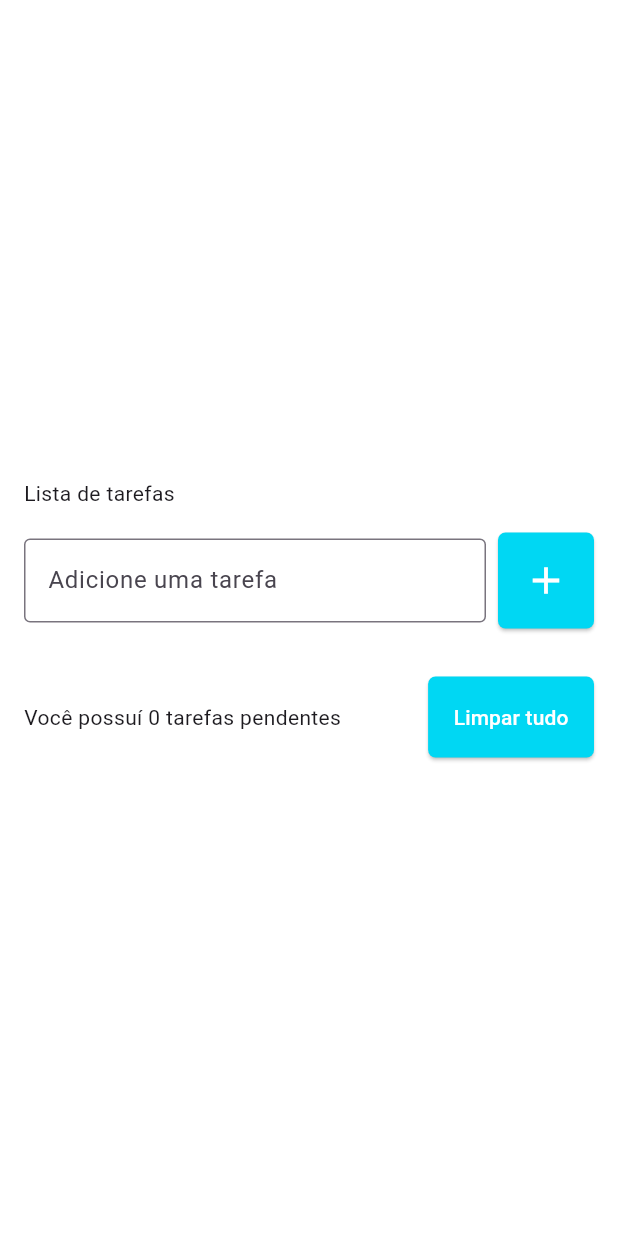
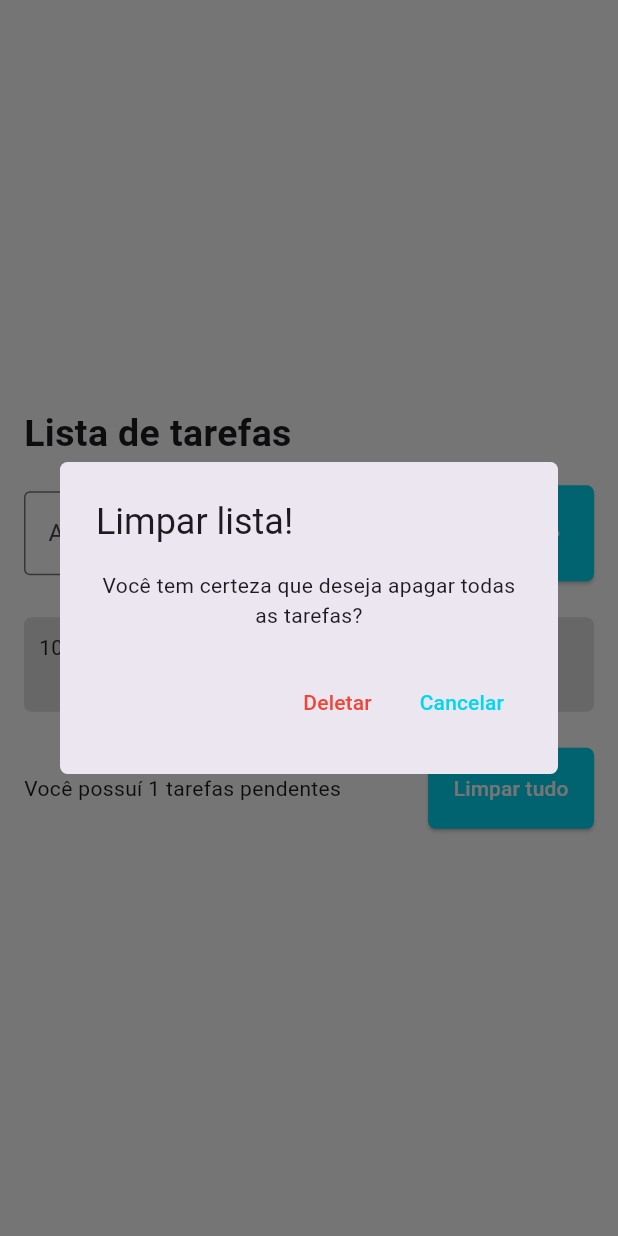
Before and after one commit to LFPires1993/Flutter.TodoList, a Flutter app: the screen it shows after launch, after a tap on the "add" icon, after a tap on "Limpar tudo", on a phone screen of 412 x 824 dp. Run offline on Flutter 3.47's test engine with Material 3 defaults, Android fonts, the phone set to English and light mode, and no system bars; drawn by our look-alikes of flutter_slidable; our stand-ins replace shared_preferences.

Commit message:
Set local storage

```diff
--- a/lib/models/todo.dart
+++ b/lib/models/todo.dart
@@ -1,5 +1,17 @@
 class Todo {
   Todo({required this.title, required this.dateTime});
+
+  Todo.fromJson(Map<String, dynamic> json) :
+    title = json['title'],
+    dateTime = DateTime.parse(json['dateTime']);
+
   String title;
   DateTime dateTime;
+
+  Map<String, dynamic> toJson() {
+    return {
+      "title": title,
+      "dateTime": dateTime.toIso8601String()
+    };
+  }
 }
--- a/lib/pages/home.dart
+++ b/lib/pages/home.dart
@@ -1,9 +1,8 @@
-import 'package:flutter/cupertino.dart';
 import 'package:flutter/material.dart';
-import 'package:flutter/widgets.dart';
-import 'package:flutter_slidable/flutter_slidable.dart';
 import 'package:todo_list/models/todo.dart';
+import 'package:todo_list/repositories/todo_repository.dart';
 import 'package:todo_list/widgets/todo_list_item.dart';
+
 
 class HomePage extends StatefulWidget {
   const HomePage({super.key});
@@ -13,13 +12,27 @@ class HomePage extends StatefulWidget {
 }
 
 class _HomePageState extends State<HomePage> {
+  final TodoRepository _todoRepository = TodoRepository();
+
+  final Color _primaryColor = const Color(0xff00d7f3);
   final TextEditingController _todoController = TextEditingController();
   final List<Todo> _todos = [];
-  final _buttonsStyle = ElevatedButton.styleFrom(
-    backgroundColor: const Color(0xff00d7f3),
-    padding: const EdgeInsets.all(17),
-    shape: RoundedRectangleBorder(borderRadius: BorderRadius.circular(5)),
-  );
+  final RoundedRectangleBorder _defaultShape =
+      RoundedRectangleBorder(borderRadius: BorderRadius.circular(5));
+
+  _buttonsStyle({Color? backgroundColor}) => ElevatedButton.styleFrom(
+        backgroundColor: backgroundColor ?? _primaryColor,
+        padding: const EdgeInsets.all(17),
+        shape: _defaultShape,
+      );
+
+  @override
+  void initState() {
+    super.initState();
+    _todoRepository.getTodos().then((value) => setState(() {
+      _todos.addAll(value);
+    }));
+  }
 
   @override
   Widget build(BuildContext context) {
@@ -36,6 +49,7 @@ class _HomePageState extends State<HomePage> {
                   alignment: Alignment.bottomLeft,
                   child: Text(
                     'Lista de tarefas',
+                    style: TextStyle(fontWeight: FontWeight.w600, fontSize: 25),
                   ),
                 ),
                 const SizedBox(height: 16),
@@ -54,7 +68,7 @@ class _HomePageState extends State<HomePage> {
                     const SizedBox(width: 8),
                     ElevatedButton(
                       onPressed: addTask,
-                      style: _buttonsStyle,
+                      style: _buttonsStyle(),
                       child: const Icon(
                         Icons.add,
                         size: 30,
@@ -68,8 +82,8 @@ class _HomePageState extends State<HomePage> {
                   child: ListView(
                     shrinkWrap: true,
                     children: [
-                      for(Todo todo in _todos)
-                        TodoListItem(todo: todo)
+                      for (Todo todo in _todos.reversed)
+                        TodoListItem(todo: todo, onDelete: onDelete),
                     ],
                   ),
                 ),
@@ -82,8 +96,8 @@ class _HomePageState extends State<HomePage> {
                       ),
                     ),
                     ElevatedButton(
-                      onPressed: clearList,
-                      style: _buttonsStyle,
+                      onPressed: showDeleteModal,
+                      style: _buttonsStyle(),
                       child: const Text(
                         'Limpar tudo',
                         style: TextStyle(color: Colors.white),
@@ -99,16 +113,91 @@ class _HomePageState extends State<HomePage> {
     );
   }
 
+  onDelete(Todo todo) {
+    int deletedTodoIndex = _todos.indexOf(todo);
+
+    setState(() {
+      _todos.remove(todo);
+      _todoRepository.saveTodos(_todos);
+    });
+
+    ScaffoldMessenger.of(context).clearSnackBars();
+    ScaffoldMessenger.of(context).showSnackBar(SnackBar(
+      backgroundColor: Colors.white,
+      elevation: 0,
+      action: SnackBarAction(
+        label: 'Desfazer',
+        textColor: Colors.blue[800],
+        onPressed: () {
+          setState(() {
+            _todos.insert(deletedTodoIndex, todo);
+            _todoRepository.saveTodos(_todos);
+          });
+        },
+      ),
+      content: Text(
+        'Tarefa ${todo.title} removida com sucesso!',
+        style: TextStyle(
+          color: Colors.blue[900],
+        ),
+      ),
+      shape: RoundedRectangleBorder(
+        borderRadius: BorderRadius.circular(5),
+      ),
+    ));
+  }
+
   addTask() {
     setState(() {
       _todos.add(Todo(title: _todoController.text, dateTime: DateTime.now()));
       _todoController.clear();
+      _todoRepository.saveTodos(_todos);
     });
+  }
+
+  showDeleteModal() {
+    showDialog(
+      context: context,
+      builder: (context) => AlertDialog(
+        shape: _defaultShape,
+        title: const Text('Limpar lista!'),
+        content: const Text(
+          'Você tem certeza que deseja apagar todas as tarefas?',
+          textAlign: TextAlign.center,
+        ),
+        actions: [
+          TextButton(
+            onPressed: () {
+              clearList();
+              Navigator.of(context).pop();
+            },
+            child: const Text(
+              'Deletar',
+              style: TextStyle(
+                color: Colors.red,
+              ),
+            ),
+          ),
+          TextButton(
+            onPressed: () {
+              Navigator.of(context).pop();
+            },
+            child: Text(
+              'Cancelar',
+              style: TextStyle(
+                color: _primaryColor,
+              ),
+            ),
+          ),
+        ],
+      ),
+    );
   }
 
   clearList() {
     setState(() {
       _todos.clear();
+      _todoRepository.saveTodos(_todos);
     });
   }
 }
--- /dev/null
+++ b/lib/repositories/todo_repository.dart
@@ -0,0 +1,24 @@
+import 'dart:convert';
+
+import 'package:shared_preferences/shared_preferences.dart';
+
+import '../models/todo.dart';
+
+const String _todoListKey = 'todoList';
+
+class TodoRepository {
+
+  late SharedPreferences _sharedPreferences;
+
+  Future saveTodos(List<Todo> todos) async {
+    final finalJson = json.encode(todos);
+    await _sharedPreferences.setString(_todoListKey, finalJson);
+  }
+
+  Future<List<Todo>> getTodos() async {
+    _sharedPreferences = await SharedPreferences.getInstance();
+    final String todosJson = _sharedPreferences.getString(_todoListKey) ?? '[]';
+    final List jsonList = json.decode(todosJson) as List;
+    return jsonList.map((e) => Todo.fromJson(e)).toList();
+  }
+}
--- a/lib/widgets/todo_list_item.dart
+++ b/lib/widgets/todo_list_item.dart
@@ -5,20 +5,27 @@ import 'package:intl/intl.dart';
 import '../models/todo.dart';
 
 class TodoListItem extends StatelessWidget {
-  const TodoListItem({super.key, required this.todo});
+  const TodoListItem({
+    super.key,
+    required this.todo,
+    required this.onDelete,
+  });
 
   final Todo todo;
+  final Function(Todo) onDelete;
 
   @override
   Widget build(BuildContext context) {
-    return Slidable(
-      key: const ValueKey(0),
+    return Padding(
+      padding: const EdgeInsets.only(top: 8.0, bottom: 8),
+      child: Slidable(
         endActionPane: ActionPane(
+          extentRatio: 0.20,
           motion: const ScrollMotion(),
           children: [
             SlidableAction(
               onPressed: (_) {
-              print('Deu certo');
+                onDelete(todo);
               },
               backgroundColor: Colors.red,
               icon: Icons.delete,
@@ -26,7 +33,6 @@ class TodoListItem extends StatelessWidget {
             )
           ],
         ),
-      child: Expanded(
         child: Container(
           decoration: BoxDecoration(
             borderRadius: BorderRadius.circular(5),
```
Also changed, not shown: pubspec.yaml (+9 -0 lines), assets/icon/icon.png (added), pubspec.lock, 13 other files. Lines whose indentation alone changed are shown as unchanged.
